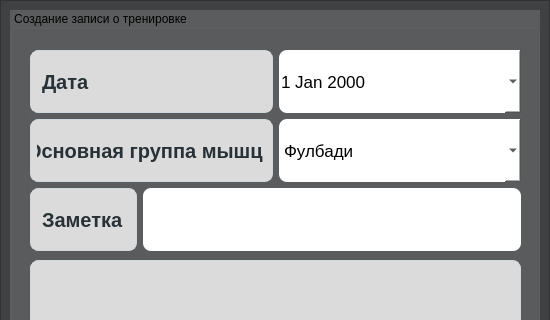
Old version of the form add_workout.ui in the repository Hiro-mantich/sigma-boy; both pictures show x 0 to 550 and y 0 to 320 of the 550 by 550 pixel window.
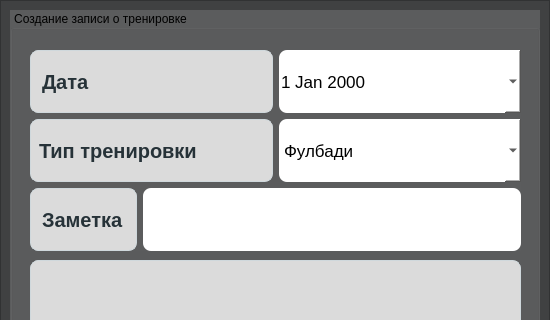
New version of the form. Icons and pictures are not drawn.

```diff
--- a/add_workout.ui
+++ b/add_workout.ui
@@ -331,7 +331,7 @@
     alternate-background-color: #F8F9FA;     /* Очень светлый серый для чередования */</string>
           </property>
           <property name="text">
-           <string>Основная группа мышц</string>
+           <string>Тип тренировки</string>
           </property>
          </widget>
         </item>
```
Left out of the diff: 10 changed lines with no effect on the pictures.
